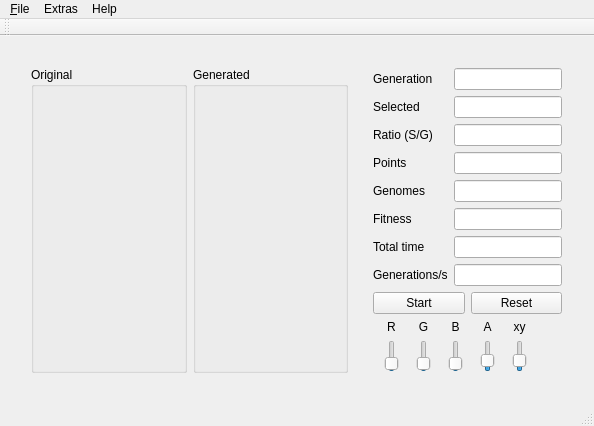
First picture: the form in mainwindow.ui, repository superkartoffel/evo-cubist, before the edit.
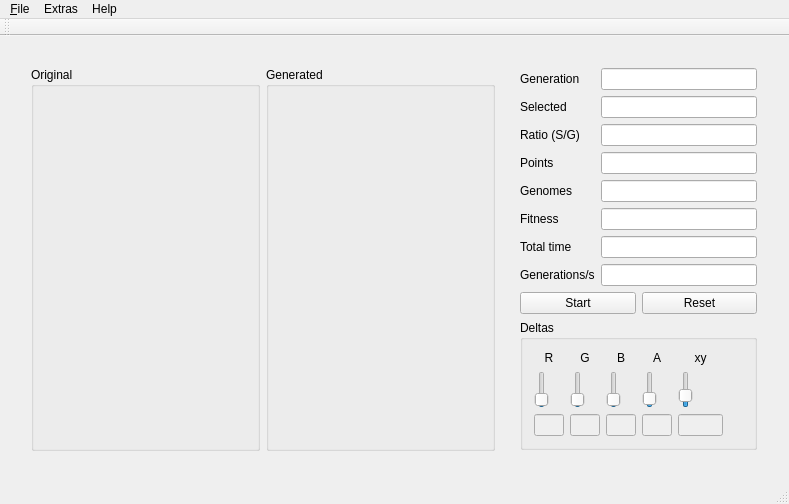
Second picture: the form after the edit. Icons and pictures are not drawn.

Commit message: Werte der RGBA/xy-Schieber werden in GUI angezeigt.

Diff of the .ui file:
```diff
--- a/mainwindow.ui
+++ b/mainwindow.ui
@@ -6,8 +6,8 @@
    <rect>
     <x>0</x>
     <y>0</y>
-    <width>594</width>
-    <height>393</height>
+    <width>789</width>
+    <height>504</height>
    </rect>
   </property>
   <property name="windowTitle">
@@ -262,6 +262,12 @@
             </property>
             <item>
              <widget class="QPushButton" name="startStopPushButton">
+              <property name="sizePolicy">
+               <sizepolicy hsizetype="Preferred" vsizetype="Fixed">
+                <horstretch>0</horstretch>
+                <verstretch>0</verstretch>
+               </sizepolicy>
+              </property>
               <property name="text">
                <string>Start</string>
               </property>
@@ -269,6 +275,12 @@
             </item>
             <item>
              <widget class="QPushButton" name="resetPushButton">
+              <property name="sizePolicy">
+               <sizepolicy hsizetype="Preferred" vsizetype="Fixed">
+                <horstretch>0</horstretch>
+                <verstretch>0</verstretch>
+               </sizepolicy>
+              </property>
               <property name="text">
                <string>Reset</string>
               </property>
@@ -277,12 +289,34 @@
            </layout>
           </item>
           <item>
-           <layout class="QGridLayout" name="gridLayout_2" rowstretch="0,0">
+           <widget class="QGroupBox" name="groupBox">
+            <property name="sizePolicy">
+             <sizepolicy hsizetype="Preferred" vsizetype="Preferred">
+              <horstretch>0</horstretch>
+              <verstretch>0</verstretch>
+             </sizepolicy>
+            </property>
+            <property name="title">
+             <string>Deltas</string>
+            </property>
+            <layout class="QGridLayout" name="gridLayout_3">
+             <item row="0" column="0">
+              <layout class="QGridLayout" name="gridLayout_2" rowstretch="0,0,0">
             <property name="margin">
              <number>0</number>
             </property>
-            <item row="1" column="4">
-             <widget class="QSlider" name="alphaSlider">
+               <item row="0" column="0">
+                <widget class="QLabel" name="label_6">
+                 <property name="text">
+                  <string>R</string>
+                 </property>
+                 <property name="alignment">
+                  <set>Qt::AlignCenter</set>
+                 </property>
+                </widget>
+               </item>
+               <item row="1" column="0">
+                <widget class="QSlider" name="redSlider">
               <property name="sizePolicy">
                <sizepolicy hsizetype="Fixed" vsizetype="MinimumExpanding">
                 <horstretch>0</horstretch>
@@ -299,20 +333,52 @@
                <string>alpha delta (for min/max see options)</string>
               </property>
               <property name="minimum">
-               <number>10</number>
+                  <number>0</number>
               </property>
               <property name="maximum">
-               <number>50</number>
+                  <number>255</number>
               </property>
               <property name="value">
-               <number>20</number>
+                  <number>10</number>
               </property>
               <property name="orientation">
                <enum>Qt::Vertical</enum>
               </property>
              </widget>
             </item>
-            <item row="1" column="2">
+               <item row="2" column="0">
+                <widget class="QLineEdit" name="rLineEdit">
+                 <property name="enabled">
+                  <bool>false</bool>
+                 </property>
+                 <property name="sizePolicy">
+                  <sizepolicy hsizetype="Preferred" vsizetype="Fixed">
+                   <horstretch>0</horstretch>
+                   <verstretch>0</verstretch>
+                  </sizepolicy>
+                 </property>
+                 <property name="maximumSize">
+                  <size>
+                   <width>30</width>
+                   <height>16777215</height>
+                  </size>
+                 </property>
+                 <property name="alignment">
+                  <set>Qt::AlignRight|Qt::AlignTrailing|Qt::AlignVCenter</set>
+                 </property>
+                </widget>
+               </item>
+               <item row="0" column="1">
+                <widget class="QLabel" name="label_7">
+                 <property name="text">
+                  <string>G</string>
+                 </property>
+                 <property name="alignment">
+                  <set>Qt::AlignCenter</set>
+                 </property>
+                </widget>
+               </item>
+               <item row="1" column="1">
              <widget class="QSlider" name="greenSlider">
               <property name="sizePolicy">
                <sizepolicy hsizetype="Fixed" vsizetype="MinimumExpanding">
@@ -330,7 +396,7 @@
                <string>green delta [0..255]</string>
               </property>
               <property name="minimum">
-               <number>1</number>
+                  <number>0</number>
               </property>
               <property name="maximum">
                <number>255</number>
@@ -343,7 +409,29 @@
               </property>
              </widget>
             </item>
-            <item row="0" column="3">
+               <item row="2" column="1">
+                <widget class="QLineEdit" name="gLineEdit">
+                 <property name="enabled">
+                  <bool>false</bool>
+                 </property>
+                 <property name="sizePolicy">
+                  <sizepolicy hsizetype="Preferred" vsizetype="Fixed">
+                   <horstretch>0</horstretch>
+                   <verstretch>0</verstretch>
+                  </sizepolicy>
+                 </property>
+                 <property name="maximumSize">
+                  <size>
+                   <width>30</width>
+                   <height>16777215</height>
+                  </size>
+                 </property>
+                 <property name="alignment">
+                  <set>Qt::AlignRight|Qt::AlignTrailing|Qt::AlignVCenter</set>
+                 </property>
+                </widget>
+               </item>
+               <item row="0" column="2">
              <widget class="QLabel" name="label_8">
               <property name="text">
                <string>B</string>
@@ -353,61 +441,7 @@
               </property>
              </widget>
             </item>
-            <item row="1" column="1">
-             <widget class="QSlider" name="redSlider">
-              <property name="sizePolicy">
-               <sizepolicy hsizetype="Fixed" vsizetype="MinimumExpanding">
-                <horstretch>0</horstretch>
-                <verstretch>0</verstretch>
-               </sizepolicy>
-              </property>
-              <property name="minimumSize">
-               <size>
-                <width>0</width>
-                <height>32</height>
-               </size>
-              </property>
-              <property name="toolTip">
-               <string>red delta [0..255]</string>
-              </property>
-              <property name="minimum">
-               <number>1</number>
-              </property>
-              <property name="maximum">
-               <number>255</number>
-              </property>
-              <property name="value">
-               <number>10</number>
-              </property>
-              <property name="orientation">
-               <enum>Qt::Vertical</enum>
-              </property>
-             </widget>
-            </item>
-            <item row="1" column="6">
-             <spacer name="verticalSpacer_2">
-              <property name="orientation">
-               <enum>Qt::Vertical</enum>
-              </property>
-              <property name="sizeHint" stdset="0">
-               <size>
-                <width>20</width>
-                <height>40</height>
-               </size>
-              </property>
-             </spacer>
-            </item>
-            <item row="0" column="4">
-             <widget class="QLabel" name="label_10">
-              <property name="text">
-               <string>A</string>
-              </property>
-              <property name="alignment">
-               <set>Qt::AlignCenter</set>
-              </property>
-             </widget>
-            </item>
-            <item row="1" column="3">
+               <item row="1" column="2">
              <widget class="QSlider" name="blueSlider">
               <property name="sizePolicy">
                <sizepolicy hsizetype="Fixed" vsizetype="MinimumExpanding">
@@ -425,7 +459,7 @@
                <string>blue delta [0..255]</string>
               </property>
               <property name="minimum">
-               <number>1</number>
+                  <number>0</number>
               </property>
               <property name="maximum">
                <number>255</number>
@@ -438,27 +472,102 @@
               </property>
              </widget>
             </item>
-            <item row="0" column="1">
-             <widget class="QLabel" name="label_6">
+               <item row="2" column="2">
+                <widget class="QLineEdit" name="bLineEdit">
+                 <property name="enabled">
+                  <bool>false</bool>
+                 </property>
+                 <property name="sizePolicy">
+                  <sizepolicy hsizetype="Preferred" vsizetype="Fixed">
+                   <horstretch>0</horstretch>
+                   <verstretch>0</verstretch>
+                  </sizepolicy>
+                 </property>
+                 <property name="maximumSize">
+                  <size>
+                   <width>30</width>
+                   <height>16777215</height>
+                  </size>
+                 </property>
+                 <property name="alignment">
+                  <set>Qt::AlignRight|Qt::AlignTrailing|Qt::AlignVCenter</set>
+                 </property>
+                </widget>
+               </item>
+               <item row="2" column="3">
+                <widget class="QLineEdit" name="aLineEdit">
+                 <property name="enabled">
+                  <bool>false</bool>
+                 </property>
+                 <property name="sizePolicy">
+                  <sizepolicy hsizetype="Preferred" vsizetype="Fixed">
+                   <horstretch>0</horstretch>
+                   <verstretch>0</verstretch>
+                  </sizepolicy>
+                 </property>
+                 <property name="maximumSize">
+                  <size>
+                   <width>30</width>
+                   <height>16777215</height>
+                  </size>
+                 </property>
+                 <property name="alignment">
+                  <set>Qt::AlignRight|Qt::AlignTrailing|Qt::AlignVCenter</set>
+                 </property>
+                </widget>
+               </item>
+               <item row="1" column="3">
+                <widget class="QSlider" name="alphaSlider">
+                 <property name="sizePolicy">
+                  <sizepolicy hsizetype="Fixed" vsizetype="MinimumExpanding">
+                   <horstretch>0</horstretch>
+                   <verstretch>0</verstretch>
+                  </sizepolicy>
+                 </property>
+                 <property name="minimumSize">
+                  <size>
+                   <width>0</width>
+                   <height>32</height>
+                  </size>
+                 </property>
+                 <property name="toolTip">
+                  <string>alpha delta (for min/max see options)</string>
+                 </property>
+                 <property name="minimum">
+                  <number>0</number>
+                 </property>
+                 <property name="maximum">
+                  <number>255</number>
+                 </property>
+                 <property name="value">
+                  <number>20</number>
+                 </property>
+                 <property name="orientation">
+                  <enum>Qt::Vertical</enum>
+                 </property>
+                </widget>
+               </item>
+               <item row="0" column="3">
+                <widget class="QLabel" name="label_10">
               <property name="text">
-               <string>R</string>
+                  <string>A</string>
               </property>
               <property name="alignment">
                <set>Qt::AlignCenter</set>
               </property>
              </widget>
             </item>
-            <item row="0" column="2">
-             <widget class="QLabel" name="label_7">
+               <item row="0" column="4">
+                <widget class="QLabel" name="label_9">
               <property name="text">
-               <string>G</string>
+                  <string>xy</string>
               </property>
               <property name="alignment">
                <set>Qt::AlignCenter</set>
               </property>
              </widget>
             </item>
-            <item row="1" column="5">
+               <item row="1" column="4">
              <widget class="QSlider" name="xySlider">
               <property name="sizePolicy">
                <sizepolicy hsizetype="Fixed" vsizetype="MinimumExpanding">
@@ -495,17 +604,51 @@
               </property>
              </widget>
             </item>
-            <item row="0" column="5">
-             <widget class="QLabel" name="label_9">
-              <property name="text">
-               <string>xy</string>
+               <item row="2" column="4">
+                <widget class="QLineEdit" name="xyLineEdit">
+                 <property name="enabled">
+                  <bool>false</bool>
+                 </property>
+                 <property name="sizePolicy">
+                  <sizepolicy hsizetype="Preferred" vsizetype="Fixed">
+                   <horstretch>0</horstretch>
+                   <verstretch>0</verstretch>
+                  </sizepolicy>
+                 </property>
+                 <property name="minimumSize">
+                  <size>
+                   <width>45</width>
+                   <height>0</height>
+                  </size>
+                 </property>
+                 <property name="maximumSize">
+                  <size>
+                   <width>30</width>
+                   <height>16777215</height>
+                  </size>
               </property>
               <property name="alignment">
-               <set>Qt::AlignCenter</set>
+                  <set>Qt::AlignRight|Qt::AlignTrailing|Qt::AlignVCenter</set>
               </property>
              </widget>
             </item>
-           </layout>
+               <item row="1" column="5">
+                <spacer name="verticalSpacer_2">
+                 <property name="orientation">
+                  <enum>Qt::Vertical</enum>
+                 </property>
+                 <property name="sizeHint" stdset="0">
+                  <size>
+                   <width>20</width>
+                   <height>40</height>
+                  </size>
+                 </property>
+                </spacer>
+               </item>
+              </layout>
+             </item>
+            </layout>
+           </widget>
           </item>
           <item>
            <spacer name="verticalSpacer">
@@ -533,7 +676,7 @@
     <rect>
      <x>0</x>
      <y>0</y>
-     <width>594</width>
+     <width>789</width>
      <height>21</height>
     </rect>
    </property>
```
Left out of the diff: 14 changed lines with no effect on the pictures. Lines whose indentation alone changed are shown as unchanged. The commit also changes 7 other files.
